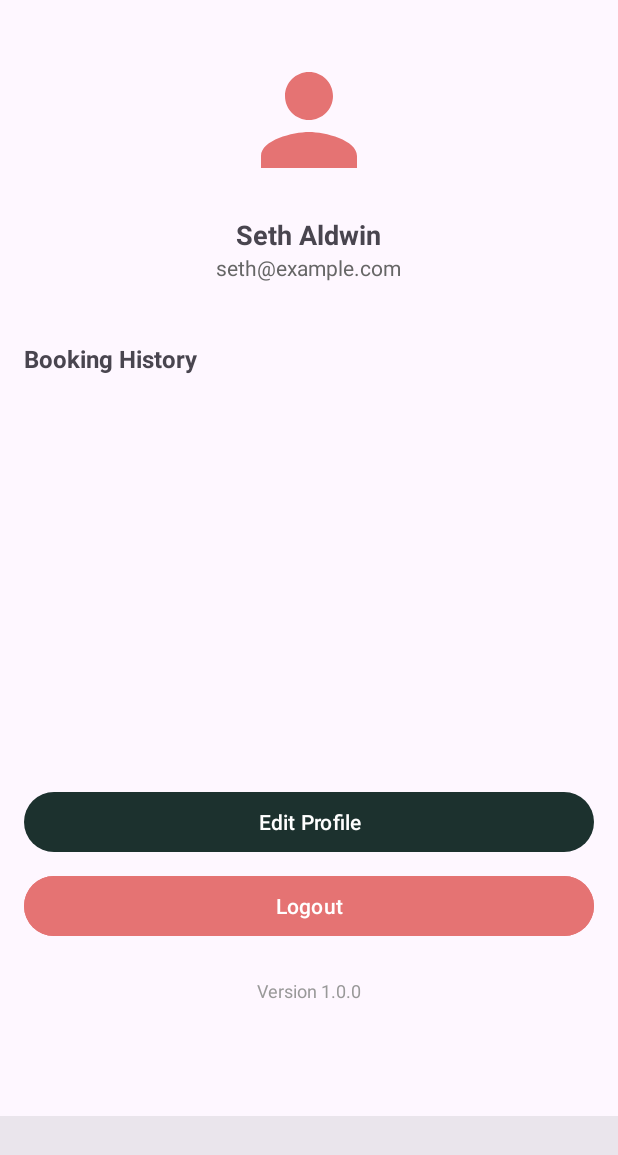
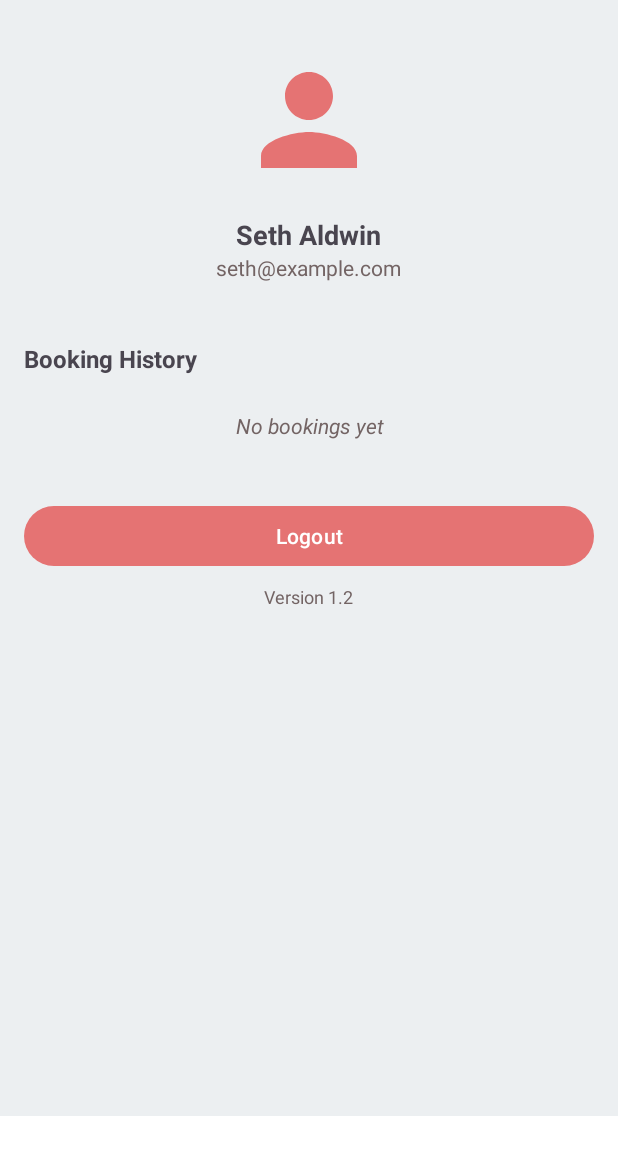
Before and after one commit to Brave6/pit-stop-paradise, an Android app: the ProfileFragment screen opened through its navigation route, on a phone screen of 412 x 824 dp. Shown: the top 1155 px of the screen. Run offline under Robolectric (Android 15) with nearby library versions, the phone set to English and light mode, and no system bars; our stand-ins replace Dagger/Hilt's generated code, navigation-ui; network calls fail; pictures from the network do not load; 1 statement that could not run was skipped.

Commit message:
enhancement for booking history & xml

```diff
--- a/app/build.gradle.kts
+++ b/app/build.gradle.kts
@@ -16,8 +16,8 @@ android {
         applicationId = "com.seth.pitstopparadise"
         minSdk = 24
         targetSdk = 36
-        versionCode = 1
-        versionName = "1.0"
+        versionCode = 2
+        versionName = "1.2"
 
         testInstrumentationRunner = "androidx.test.runner.AndroidJUnitRunner"
     }
@@ -40,6 +40,7 @@ android {
     }
 
     buildFeatures {
+        buildConfig = true
         viewBinding = true
     }
 
--- a/app/src/main/java/com/seth/pitstopparadise/di/NetworkModule.kt
+++ b/app/src/main/java/com/seth/pitstopparadise/di/NetworkModule.kt
@@ -15,7 +15,8 @@ import javax.inject.Singleton
 @InstallIn(SingletonComponent::class)
 object NetworkModule {
 
-    private const val BASE_URL = "http://192.168.1.3:5000/api/"
+   // private const val BASE_URL = "http://192.168.1.3:5000/api/"
+    private const val BASE_URL = "https://pitsst.onrender.com/api/"
 
     @Singleton
     @Provides
--- a/app/src/main/java/com/seth/pitstopparadise/retrofit/ApiService.kt
+++ b/app/src/main/java/com/seth/pitstopparadise/retrofit/ApiService.kt
@@ -30,7 +30,7 @@ interface ApiService {
     suspend fun getProducts(): Response<List<Product>>
 
     @POST("bookings")
-    suspend fun createBooking(@Body request: BookingRequest): Response<BookingResponse>
+    suspend fun createBooking(@Header("Authorization") token: String,@Body request: BookingRequest): Response<BookingResponse>
 
     @GET("offers")
     suspend fun getOffers(): Response<List<Offer>>
--- a/app/src/main/java/com/seth/pitstopparadise/ui/fragment/ProfileFragment.kt
+++ b/app/src/main/java/com/seth/pitstopparadise/ui/fragment/ProfileFragment.kt
@@ -15,6 +15,7 @@ import androidx.lifecycle.repeatOnLifecycle
 import androidx.recyclerview.widget.LinearLayoutManager
 import com.google.android.material.button.MaterialButton
 import com.seth.pitstopparadise.LoginActivity
+import com.seth.pitstopparadise.BuildConfig;
 import com.seth.pitstopparadise.R
 import com.seth.pitstopparadise.databinding.FragmentProfileBinding
 import com.seth.pitstopparadise.ui.adapter.BookingHistoryAdapter
@@ -42,6 +43,8 @@ class ProfileFragment : Fragment() {
     }
 
     override fun onViewCreated(view: View, savedInstanceState: Bundle?) {
+        binding.textAppVersion.text = "Version ${BuildConfig.VERSION_NAME}"
+
         bookingAdapter = BookingHistoryAdapter()
         binding.recyclerBookingHistory.layoutManager = LinearLayoutManager(requireContext())
         binding.recyclerBookingHistory.adapter = bookingAdapter
@@ -71,9 +74,17 @@ class ProfileFragment : Fragment() {
 
                 launch {
                     viewModel.bookingHistory.collectLatest { bookings ->
-                        bookingAdapter.submitList(bookings)
+                        if (bookings.isEmpty()) {
+                            binding.recyclerBookingHistory.visibility = View.GONE
+                            binding.textEmptyBookings.visibility = View.VISIBLE
+                        } else {
+                            binding.recyclerBookingHistory.visibility = View.VISIBLE
+                            binding.textEmptyBookings.visibility = View.GONE
+                            bookingAdapter.submitList(bookings)
+                        }
                     }
                 }
+
 
                 launch {
                     viewModel.logoutComplete.collectLatest { isComplete ->
--- a/app/src/main/res/drawable/background_cardview.xml
+++ b/app/src/main/res/drawable/background_cardview.xml
@@ -2,7 +2,7 @@
 <shape xmlns:android="http://schemas.android.com/apk/res/android"
     android:shape="rectangle">
 
-    <solid android:color="#DCEDC8"/> <!-- White color -->
+    <solid android:color="@color/white"/> <!-- White color -->
 
     <corners
         android:topLeftRadius="25dp"
--- /dev/null
+++ b/app/src/main/res/drawable/scrollbar_thumb.xml
@@ -0,0 +1,6 @@
+<?xml version="1.0" encoding="utf-8"?>
+<!-- res/drawable/scrollbar_thumb.xml -->
+<shape xmlns:android="http://schemas.android.com/apk/res/android">
+    <solid android:color="@color/red" />
+    <corners android:radius="4dp" /> <!-- Optional: for rounded corners -->
+</shape>
--- /dev/null
+++ b/app/src/main/res/drawable/scrollbar_track.xml
@@ -0,0 +1,5 @@
+    <!-- res/drawable/scrollbar_track.xml -->
+<shape xmlns:android="http://schemas.android.com/apk/res/android">
+<solid android:color="@color/black" />
+<!-- Optional: Add padding or stroke if desired -->
+</shape>
--- a/app/src/main/res/layout/activity_login.xml
+++ b/app/src/main/res/layout/activity_login.xml
@@ -130,7 +130,7 @@
             android:textSize="23sp"
             android:textColor="@color/white"
             app:backgroundTint="#1C312E"
-            app:rippleColor="#FFA726"
+            app:rippleColor="@color/white"
             android:fontFamily="@font/hauser"
             app:cornerRadius="12dp"
             app:layout_constraintTop_toBottomOf="@id/passwordLayout"
--- a/app/src/main/res/layout/activity_main.xml
+++ b/app/src/main/res/layout/activity_main.xml
@@ -4,6 +4,7 @@
     xmlns:app="http://schemas.android.com/apk/res-auto"
     xmlns:tools="http://schemas.android.com/tools"
     android:id="@+id/main"
+    android:background="#ECEFF1"
     android:layout_width="match_parent"
     android:layout_height="match_parent"
     tools:context=".MainActivity">
@@ -24,7 +25,7 @@
         android:layout_height="wrap_content"
         android:layout_gravity="bottom"
         app:itemIconSize="35dp"
-        android:background="?android:attr/windowBackground"
+        android:background="@color/white"
         app:menu="@menu/bottom_nav_menu"
         app:labelVisibilityMode="labeled"
         app:itemActiveIndicatorStyle="@color/white"
--- a/app/src/main/res/layout/fragment_profile.xml
+++ b/app/src/main/res/layout/fragment_profile.xml
@@ -1,12 +1,16 @@
 <?xml version="1.0" encoding="utf-8"?>
-<ScrollView
+<androidx.core.widget.NestedScrollView
     xmlns:android="http://schemas.android.com/apk/res/android"
+    xmlns:app="http://schemas.android.com/apk/res-auto"
     xmlns:tools="http://schemas.android.com/tools"
-    xmlns:app="http://schemas.android.com/apk/res-auto"
-    android:id="@+id/scrollView"
     android:layout_width="match_parent"
     android:layout_height="match_parent"
     android:padding="16dp"
+    android:clipToPadding="false"
+    android:scrollbars="none"
+    android:fitsSystemWindows="true"
+    android:paddingBottom="80dp"
+    android:background="#ECEFF1"
     tools:context=".ui.fragment.ProfileFragment">
 
     <LinearLayout
@@ -15,8 +19,8 @@
         android:orientation="vertical"
         android:gravity="center_horizontal">
 
-        <!-- Profile Image Placeholder -->
-        <ImageView
+        <!-- Profile Image -->
+        <com.google.android.material.imageview.ShapeableImageView
             android:id="@+id/imageProfile"
             android:layout_width="96dp"
             android:layout_height="96dp"
@@ -24,7 +28,9 @@
             android:layout_marginBottom="8dp"
             android:src="@drawable/person"
             app:tint="@color/red"
-            android:scaleType="centerCrop" />
+            android:contentDescription="@string/profile_picture"
+            android:scaleType="centerCrop"
+            app:shapeAppearanceOverlay="@style/CircularImage" />
 
         <!-- User Full Name -->
         <TextView
@@ -42,10 +48,10 @@
             android:layout_width="wrap_content"
             android:layout_height="wrap_content"
             android:text="seth@example.com"
-            android:textColor="#666"
+            android:textColor="@color/grey"
             android:layout_marginBottom="16dp" />
 
-        <!-- Booking History Section -->
+        <!-- Booking History Title -->
         <TextView
             android:layout_width="match_parent"
             android:layout_height="wrap_content"
@@ -55,30 +61,41 @@
             android:layout_marginTop="24dp"
             android:layout_marginBottom="8dp" />
 
+        <!-- RecyclerView & Empty State -->
+        <FrameLayout
+            android:layout_width="match_parent"
+            android:layout_height="wrap_content">
+
             <androidx.recyclerview.widget.RecyclerView
                 android:id="@+id/recyclerBookingHistory"
                 android:layout_width="match_parent"
-            android:layout_height="250dp"
-            android:nestedScrollingEnabled="false"
-            android:layout_marginBottom="16dp" />
+                android:layout_height="wrap_content"
+                style="@style/CustomScrollbarStyle"
+                android:scrollbars="vertical"
+                android:fadeScrollbars="false" />
 
-        <!-- Edit Profile Button -->
-        <Button
-            android:id="@+id/buttonEditProfile"
+            <TextView
+                android:id="@+id/textEmptyBookings"
                 android:layout_width="match_parent"
                 android:layout_height="wrap_content"
-            android:text="Edit Profile"
-            android:layout_marginBottom="8dp" />
+                android:gravity="center"
+                android:text="@string/no_bookings_yet"
+                android:visibility="gone"
+                android:textColor="@color/grey"
+                android:textStyle="italic"
+                android:padding="16dp" />
+        </FrameLayout>
 
         <!-- Logout Button -->
-        <Button
+        <com.google.android.material.button.MaterialButton
             android:id="@+id/buttonLogout"
+            style="@style/Widget.Material3.Button"
             android:layout_width="match_parent"
             android:layout_height="wrap_content"
-            android:text="Logout"
-            android:backgroundTint="@color/red"
+            android:text="@string/logout"
+            app:backgroundTint="@color/red"
             android:textColor="@android:color/white"
-            android:layout_marginBottom="16dp" />
+            android:layout_marginTop="24dp" />
 
         <!-- App Version -->
         <TextView
@@ -86,9 +103,11 @@
             android:layout_width="wrap_content"
             android:layout_height="wrap_content"
             android:text="Version 1.0.0"
-            android:textColor="#999"
+            android:textColor="@color/grey"
             android:textSize="12sp"
-            android:layout_marginTop="8dp" />
+            android:layout_marginTop="8dp"
+            android:layout_marginBottom="8dp" />
 
     </LinearLayout>
-</ScrollView>
+
+</androidx.core.widget.NestedScrollView>
--- a/app/src/main/res/values-night/themes.xml
+++ b/app/src/main/res/values-night/themes.xml
@@ -1,6 +1,6 @@
 <resources xmlns:tools="http://schemas.android.com/tools">
     <!-- Base application theme. -->
-    <style name="Base.Theme.PitStopParadise" parent="Theme.Material3.DayNight.NoActionBar">
+    <style name="Base.Theme.PitStopParadise" parent="Theme.Material3.Light.NoActionBar">
         <!-- Primary brand color. -->
         <item name="colorPrimary">@color/colorPrimary</item>
         <item name="colorPrimaryVariant">@color/colorPrimaryDark</item>
--- a/app/src/main/res/values/colors.xml
+++ b/app/src/main/res/values/colors.xml
@@ -6,4 +6,5 @@
     <color name="colorPrimary">#1C312E</color>
     <color name="colorPrimaryDark">#1C312E</color>
     <color name="red">#E57373</color>
+    <color name="pink">#F8BBD0</color>
 </resources>
--- a/app/src/main/res/values/strings.xml
+++ b/app/src/main/res/values/strings.xml
@@ -2,4 +2,11 @@
     <string name="app_name">Pit Stop Paradise</string>
     <!-- TODO: Remove or change this placeholder text -->
     <string name="hello_blank_fragment">Hello blank fragment</string>
+
+    <string name="profile_picture">Profile picture</string>
+    <string name="edit_profile">Edit Profile</string>
+    <string name="logout">Logout</string>
+    <string name="no_bookings_yet">No bookings yet</string>
+
+
 </resources>
--- /dev/null
+++ b/app/src/main/res/values/styles.xml
@@ -0,0 +1,19 @@
+<?xml version="1.0" encoding="utf-8"?>
+<resources>
+
+    <!-- res/values/styles.xml -->
+    <style name="CustomScrollbarStyle">
+        <item name="android:scrollbarThumbVertical">@drawable/scrollbar_thumb</item>
+        <item name="android:scrollbarTrackVertical">@drawable/scrollbar_track</item>
+        <item name="android:scrollbarStyle">outsideOverlay</item> <!-- or other styles like insideOverlay, outsideInset, insideInset -->
+        <item name="android:scrollbars">vertical</item>
+        <item name="android:scrollbarSize">8dp</item> <!-- Optional: Adjust size -->
+    </style>
+
+    <!-- Circular Image Style -->
+    <style name="CircularImage">
+        <item name="cornerFamily">rounded</item>
+        <item name="cornerSize">50%</item>
+    </style>
+
+</resources>
--- a/app/src/main/res/values/themes.xml
+++ b/app/src/main/res/values/themes.xml
@@ -1,6 +1,6 @@
 <resources xmlns:tools="http://schemas.android.com/tools">
     <!-- Base application theme. -->
-    <style name="Base.Theme.PitStopParadise" parent="Theme.Material3.DayNight.NoActionBar">
+    <style name="Base.Theme.PitStopParadise" parent="Theme.Material3.Light.NoActionBar">
         <item name="isMaterial3Theme">true</item>
 
         <!-- Primary brand color. -->
```
Also changed, not shown: app/src/main/java/com/seth/pitstopparadise/domain/repository/BookingRepository.kt (+7 -1 lines), app/src/main/java/com/seth/pitstopparadise/viewmodel/BookingsViewModel.kt (+2 -6 lines), app/src/main/res/layout/fragment_bookings.xml (+11 -1 lines), app/src/main/res/layout/logout_alert.xml (+2 -5 lines). Lines whose indentation alone changed are shown as unchanged.
